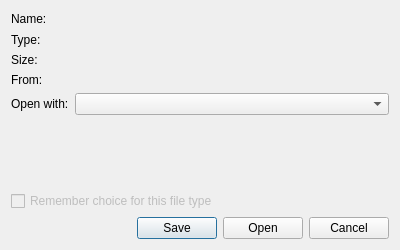
Qt form src/ui/TransferDialog.ui (OtterBrowser/otter-browser) before a commit.
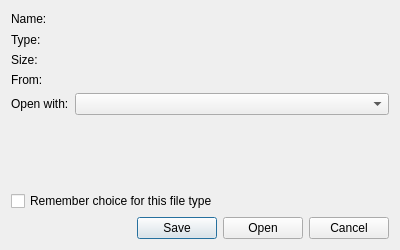
The same form after that commit. Custom widgets are drawn as their Qt base class.

```diff
--- a/src/ui/TransferDialog.ui
+++ b/src/ui/TransferDialog.ui
@@ -100,9 +100,6 @@
    </item>
    <item>
     <widget class="QCheckBox" name="rememberChoiceCheckBox">
-     <property name="enabled">
-      <bool>false</bool>
-     </property>
      <property name="text">
       <string>Remember choice for this file type</string>
      </property>
```
